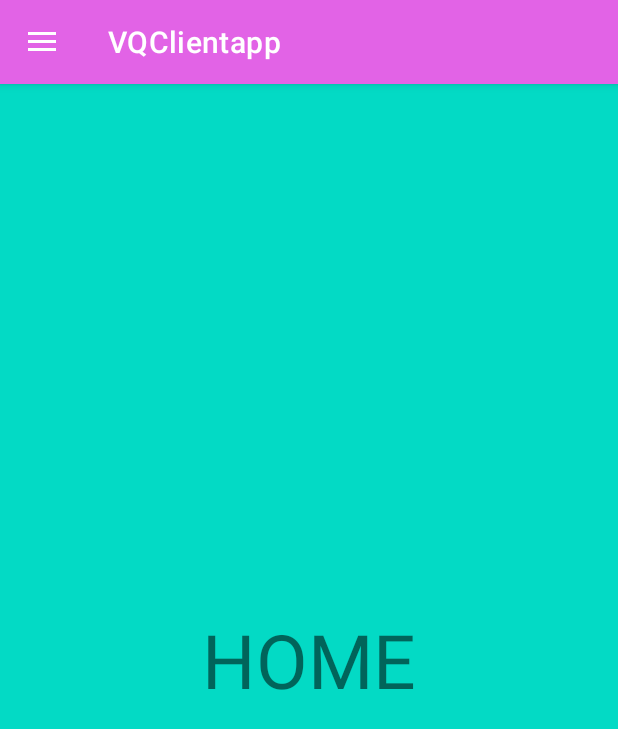
After one commit to gokulelayur/VQclientapp, an Android app: the departmenthome screen opened directly, with no data from a screen before it, on a phone screen of 412 x 824 dp. The commit adds this screen. Shown: the top 729 px of the screen. Run offline under Robolectric (Android 15) with nearby library versions, the phone set to English and light mode, and no system bars.

Commit message:
departmenthome with working navigation Drawer not connected to Company homePage

```diff
--- a/app/src/main/AndroidManifest.xml
+++ b/app/src/main/AndroidManifest.xml
@@ -9,7 +9,9 @@
         android:roundIcon="@mipmap/ic_launcher_round"
         android:supportsRtl="true"
         android:theme="@style/Theme.VQClientapp">
-        <activity android:name=".addDepartment"/>
+        <activity android:name=".departmenthome"/>
+        <activity android:name=".testactivitity" />
+        <activity android:name=".addDepartment" />
         <activity android:name=".secondDetails" />
         <activity android:name=".firstDetails" />
         <activity android:name=".homePage" />
--- /dev/null
+++ b/app/src/main/java/com/example/vqclientapp/departmenthome.java
@@ -0,0 +1,73 @@
+package com.example.vqclientapp;
+
+import androidx.annotation.NonNull;
+import androidx.appcompat.app.ActionBarDrawerToggle;
+import androidx.appcompat.app.AppCompatActivity;
+import androidx.appcompat.widget.Toolbar;
+import androidx.core.view.GravityCompat;
+import androidx.drawerlayout.widget.DrawerLayout;
+
+import android.os.Bundle;
+import android.view.MenuItem;
+import android.widget.TextView;
+
+import com.google.android.material.navigation.NavigationView;
+
+import org.jetbrains.annotations.NotNull;
+
+public class departmenthome extends AppCompatActivity implements NavigationView.OnNavigationItemSelectedListener {
+    DrawerLayout drawer;
+
+    @Override
+    protected void onCreate(Bundle savedInstanceState) {
+        super.onCreate(savedInstanceState);
+        setContentView(R.layout.activity_departmenthome);
+        Toolbar toolbar = findViewById(R.id.depthometoolbar);
+        setSupportActionBar(toolbar);
+        drawer = findViewById(R.id.dept_drawer_layout);
+        NavigationView navigationView = findViewById(R.id.dept_nav_view);
+        navigationView.setNavigationItemSelectedListener(this);
+
+
+        ActionBarDrawerToggle toggle = new ActionBarDrawerToggle(this, drawer, toolbar,
+                R.string.nav_drawer_open, R.string.nav_drawer_close);
+        drawer.addDrawerListener(toggle);
+        toggle.syncState();
+        if (savedInstanceState == null) {
+            getSupportFragmentManager().beginTransaction().replace(R.id.fragment_container,
+                    new homeFragment()).commit();
+            navigationView.setCheckedItem(R.id.nav_home);
+        }
+//        TextView drawerCompName=findViewById(R.id.drawer_comp_name);
+//        drawerComp.setText();\
+
+    }
+
+    @Override
+    public boolean onNavigationItemSelected(@NonNull @NotNull MenuItem item) {
+        switch (item.getItemId()) {
+            case R.id.nav_home:
+                getSupportFragmentManager().beginTransaction().replace(R.id.fragment_container,
+                        new homeFragment()).commit();
+                break;
+            case R.id.nav_tokenlist:
+                getSupportFragmentManager().beginTransaction().replace(R.id.fragment_container,
+                        new tokenlistFragment()).commit();
+                break;
+        }
+        drawer.closeDrawer(GravityCompat.START);
+        return true;
+    }
+
+    @Override
+    public void onBackPressed() {
+        if (drawer.isDrawerOpen(GravityCompat.START)) {
+            drawer.closeDrawer(GravityCompat.START);
+        } else {
+            super.onBackPressed();
+
+        }
+    }
+
+
+}
--- /dev/null
+++ b/app/src/main/java/com/example/vqclientapp/homeFragment.java
@@ -0,0 +1,23 @@
+package com.example.vqclientapp;
+
+import android.os.Bundle;
+import android.view.LayoutInflater;
+import android.view.View;
+import android.view.ViewGroup;
+
+import androidx.annotation.NonNull;
+import androidx.annotation.Nullable;
+import androidx.fragment.app.Fragment;
+
+import com.example.vqclientapp.R;
+
+import org.jetbrains.annotations.NotNull;
+
+public class homeFragment extends Fragment {
+    @Nullable
+    @org.jetbrains.annotations.Nullable
+    @Override
+    public View onCreateView(@NonNull @NotNull LayoutInflater inflater, @Nullable @org.jetbrains.annotations.Nullable ViewGroup container, @Nullable @org.jetbrains.annotations.Nullable Bundle savedInstanceState) {
+        return inflater.inflate(R.layout.fragment_home,container,false);
+    }
+}
--- /dev/null
+++ b/app/src/main/res/drawable/ic_home.xml
@@ -0,0 +1,10 @@
+<vector xmlns:android="http://schemas.android.com/apk/res/android"
+    android:width="24dp"
+    android:height="24dp"
+    android:viewportWidth="24"
+    android:viewportHeight="24"
+    android:tint="?attr/colorControlNormal">
+  <path
+      android:fillColor="@android:color/white"
+      android:pathData="M10,20v-6h4v6h5v-8h3L12,3 2,12h3v8z"/>
+</vector>
--- /dev/null
+++ b/app/src/main/res/drawable/ic_tokenlist.xml
@@ -0,0 +1,6 @@
+<vector android:height="24dp" android:tint="#FFF9F9"
+    android:viewportHeight="24" android:viewportWidth="24"
+    android:width="24dp" xmlns:android="http://schemas.android.com/apk/res/android">
+    <path android:fillColor="@android:color/white" android:pathData="M9,12m-8,0a8,8 0,1 1,16 0a8,8 0,1 1,-16 0"/>
+    <path android:fillColor="@android:color/white" android:pathData="M17,4.26v2.09c2.33,0.82 4,3.04 4,5.65s-1.67,4.83 -4,5.65v2.09c3.45,-0.89 6,-4.01 6,-7.74s-2.55,-6.85 -6,-7.74z"/>
+</vector>
--- /dev/null
+++ b/app/src/main/res/layout/activity_departmenthome.xml
@@ -0,0 +1,40 @@
+<?xml version="1.0" encoding="utf-8"?>
+<androidx.drawerlayout.widget.DrawerLayout xmlns:android="http://schemas.android.com/apk/res/android"
+    xmlns:app="http://schemas.android.com/apk/res-auto"
+    xmlns:tools="http://schemas.android.com/tools"
+    android:id="@+id/dept_drawer_layout"
+    android:layout_width="match_parent"
+    android:layout_height="match_parent"
+    android:fitsSystemWindows="true"
+    tools:context=".departmenthome"
+    tools:openDrawer="start">
+
+    <LinearLayout
+        android:layout_width="match_parent"
+        android:layout_height="match_parent"
+        android:orientation="vertical">
+
+        <androidx.appcompat.widget.Toolbar
+            android:id="@+id/depthometoolbar"
+            android:layout_width="match_parent"
+            android:layout_height="?attr/actionBarSize"
+            android:background="#E263E6"
+            android:elevation="4dp"
+            android:theme="@style/ThemeOverlay.AppCompat.Dark.ActionBar"
+            app:popupTheme="@style/ThemeOverlay.AppCompat.Light" />
+        <FrameLayout
+            android:id="@+id/fragment_container"
+            android:layout_width="match_parent"
+            android:layout_height="match_parent" />
+    </LinearLayout>
+
+    <com.google.android.material.navigation.NavigationView
+        android:id="@+id/dept_nav_view"
+        android:layout_width="wrap_content"
+        android:layout_height="match_parent"
+        android:layout_gravity="start"
+        app:headerLayout="@layout/dept_nav_header"
+        app:menu="@menu/deptdrawer_menu" />
+
+
+</androidx.drawerlayout.widget.DrawerLayout>
--- /dev/null
+++ b/app/src/main/res/layout/fragment_home.xml
@@ -0,0 +1,13 @@
+<?xml version="1.0" encoding="utf-8"?>
+<RelativeLayout xmlns:android="http://schemas.android.com/apk/res/android"
+    android:layout_width="match_parent"
+    android:layout_height="match_parent"
+    android:background="@color/teal_200" >
+    <TextView
+        android:layout_width="wrap_content"
+        android:layout_height="wrap_content"
+        android:text="HOME"
+        android:textSize="50sp"
+        android:layout_centerInParent="true"/>
+
+</RelativeLayout>
--- /dev/null
+++ b/app/src/main/res/menu/deptdrawer_menu.xml
@@ -0,0 +1,15 @@
+<?xml version="1.0" encoding="utf-8"?>
+<menu xmlns:android="http://schemas.android.com/apk/res/android"
+    xmlns:tools="http://schemas.android.com/tools"
+    tools:showIn="navigation_view">
+    <group android:checkableBehavior="single">
+    <item
+        android:id="@+id/nav_home"
+        android:icon="@drawable/ic_home"
+        android:title="Home" />
+    <item
+        android:id="@+id/nav_tokenlist"
+        android:icon="@drawable/ic_tokenlist"
+        android:title="Token List" />
+</group>
+</menu>
--- a/app/src/main/res/values-night/themes.xml
+++ b/app/src/main/res/values-night/themes.xml
@@ -1,6 +1,6 @@
 <resources xmlns:tools="http://schemas.android.com/tools">
     <!-- Base application theme. -->
-    <style name="Theme.VQClientapp" parent="Theme.MaterialComponents.DayNight.DarkActionBar">
+    <style name="Theme.VQClientapp" parent="Theme.MaterialComponents.DayNight.NoActionBar">
         <!-- Primary brand color. -->
         <item name="colorPrimary">@color/purple_200</item>
         <item name="colorPrimaryVariant">@color/purple_700</item>
--- a/app/src/main/res/values/strings.xml
+++ b/app/src/main/res/values/strings.xml
@@ -1,3 +1,6 @@
 <resources>
     <string name="app_name">VQClientapp</string>
+    <string name="nav_drawer_open">Open navigation drawer</string>
+    <string name="nav_drawer_close">Close navigation drawer</string>
+
 </resources>
--- a/app/src/main/res/values/themes.xml
+++ b/app/src/main/res/values/themes.xml
@@ -1,6 +1,6 @@
 <resources xmlns:tools="http://schemas.android.com/tools">
     <!-- Base application theme. -->
-    <style name="Theme.VQClientapp" parent="Theme.MaterialComponents.DayNight.DarkActionBar">
+    <style name="Theme.VQClientapp" parent="Theme.MaterialComponents.DayNight.NoActionBar">
         <!-- Primary brand color. -->
         <item name="colorPrimary">@color/purple_500</item>
         <item name="colorPrimaryVariant">@color/purple_700</item>
```
Also changed, not shown: app/src/main/java/com/example/vqclientapp/adapterDepts.java (+17 -4 lines), app/src/main/java/com/example/vqclientapp/department.java (+51 -21 lines), app/src/main/java/com/example/vqclientapp/homePage.java (+12 -2 lines), app/src/main/java/com/example/vqclientapp/testactivitity.java (added, +21 -0 lines), app/src/main/java/com/example/vqclientapp/tokenlistFragment.java (added, +21 -0 lines), app/src/main/res/layout/activity_testactivitity.xml (added, +17 -0 lines), app/src/main/res/layout/dept_nav_header.xml (added, +26 -0 lines), app/src/main/res/layout/fragment_tokenlist.xml (added, +13 -0 lines).
